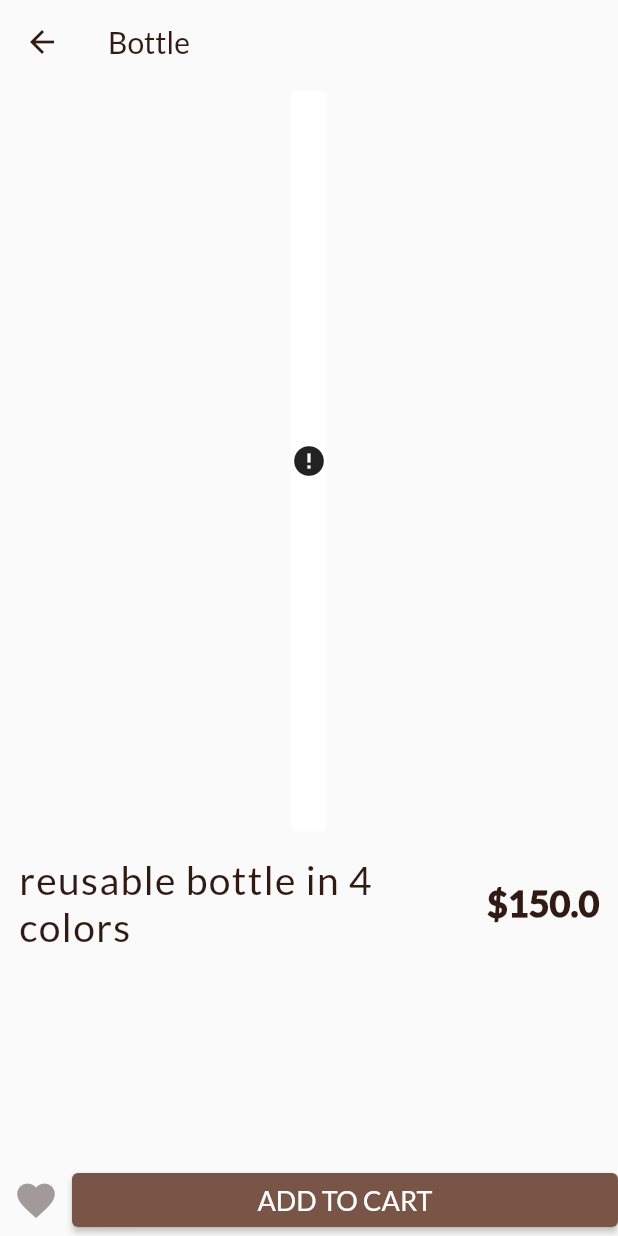
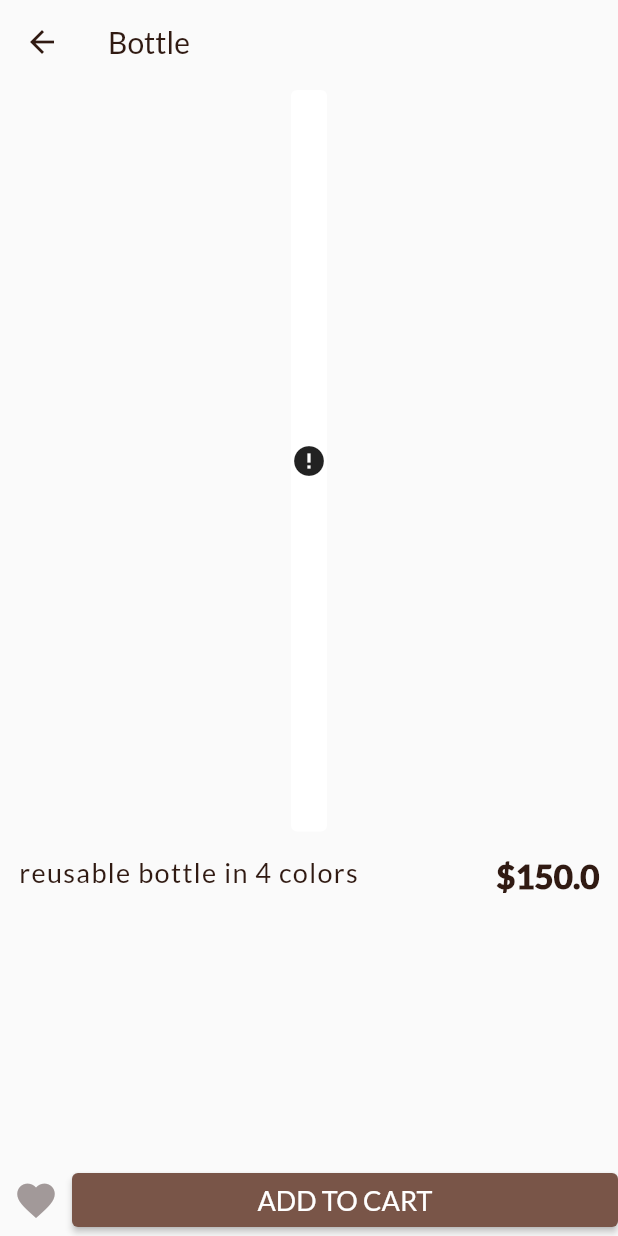
Before and after one commit to mennaawalid/shopping_app, a Flutter app: the screen it shows after launch, scrolled down 267 dp, after a tap on the "error" icon, on a phone screen of 412 x 824 dp. Run offline on Flutter 3.47's test engine with Material 2 defaults, Android fonts, the phone set to English and light mode, and no system bars; drawn by our look-alikes of cached_network_image; network calls fail.

Commit message:
product in detail fixes

```diff
--- a/lib/screens/product_in_detail_screen.dart
+++ b/lib/screens/product_in_detail_screen.dart
@@ -59,22 +59,24 @@ class ProductDetails extends StatelessWidget {
                 ),
               ),
             ),
-            Padding(
+            Container(
+              height: MediaQuery.of(context).size.height * 0.3,
               padding:
                   EdgeInsets.all(MediaQuery.of(context).size.height * 0.015),
               child: Row(
+                crossAxisAlignment: CrossAxisAlignment.start,
                 mainAxisAlignment: MainAxisAlignment.spaceBetween,
                 children: [
                   Flexible(
                     flex: 2,
                     child: Text(
-                      overflow: TextOverflow.fade,
+                      maxLines: 3,
                       loadedProduct.description!,
                       style: const TextStyle(
                         letterSpacing: 0.9,
                         color: ColorPalettes.darker,
                         fontWeight: FontWeight.w500,
-                        fontSize: 26,
+                        fontSize: 18,
                       ),
                     ),
                   ),
@@ -84,7 +86,7 @@ class ProductDetails extends StatelessWidget {
                       overflow: TextOverflow.fade,
                       style: const TextStyle(
                           color: ColorPalettes.darker,
-                          fontSize: 24,
+                          fontSize: 22,
                           fontWeight: FontWeight.w900),
                     ),
                   )
@@ -123,10 +125,11 @@ class ProductDetails extends StatelessWidget {
               ),
               onPressed: () {
                 cart.addToCart(
-                    imageURL: loadedProduct.imageURl!,
-                    name: loadedProduct.name!,
-                    productId: loadedProduct.id!,
-                    price: loadedProduct.price!);
+                  imageURL: loadedProduct.imageURl!,
+                  name: loadedProduct.name!,
+                  productId: loadedProduct.id!,
+                  price: loadedProduct.price!,
+                );
                 ScaffoldMessenger.of(context).hideCurrentSnackBar();
                 ScaffoldMessenger.of(context).showSnackBar(addedToCartSnackbar);
               },
```
